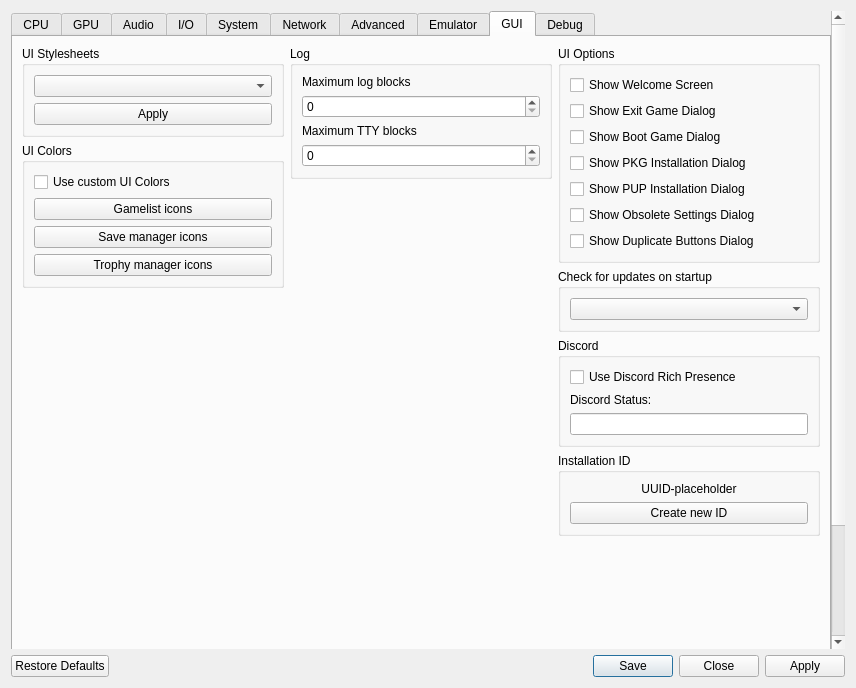
First picture: the form in rpcs3/rpcs3qt/settings_dialog.ui, repository RPCS3/rpcs3, before the edit.
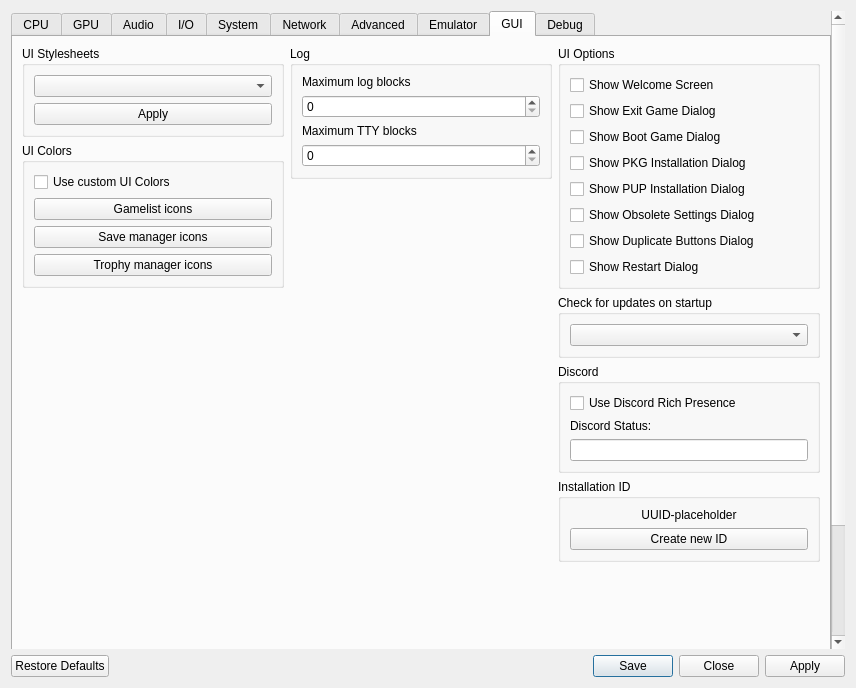
Second picture: the form after the edit. The open tabs and pages were chosen to show the change. Icons and pictures are not drawn.

Commit message: Qt: add checkbox to restart dialog

The edit to the form file:
```diff
--- a/rpcs3/rpcs3qt/settings_dialog.ui
+++ b/rpcs3/rpcs3qt/settings_dialog.ui
@@ -3822,6 +3822,13 @@
                  </property>
                 </widget>
                </item>
+               <item>
+                <widget class="QCheckBox" name="cb_show_restart_hint">
+                 <property name="text">
+                  <string>Show Restart Dialog</string>
+                 </property>
+                </widget>
+               </item>
                <item>
                 <spacer name="guiTabSpacerRight">
                  <property name="orientation">
```
The commit also changes 8 other files.
